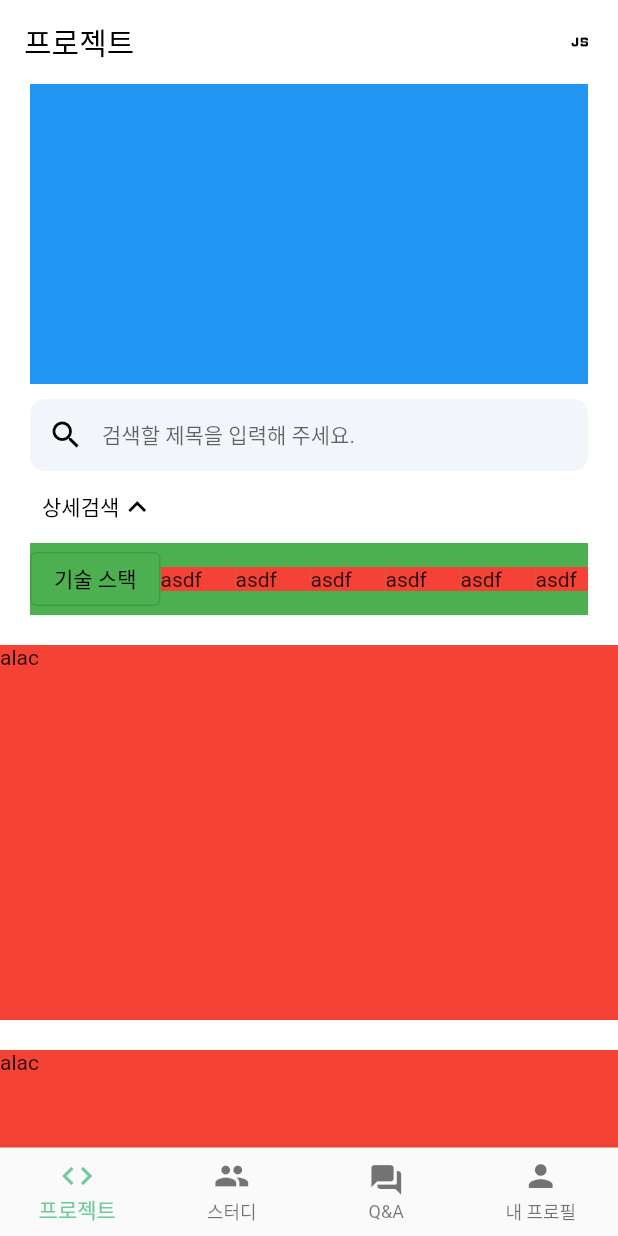
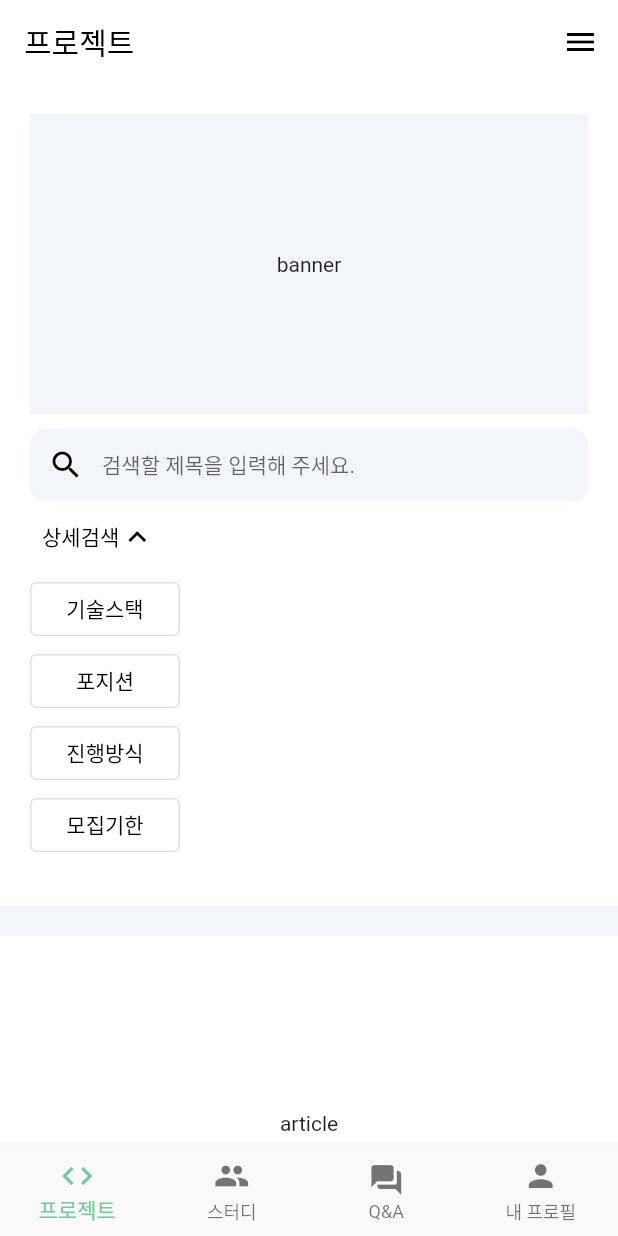
Before and after one commit to ggalmury/dev-community, a Flutter app: the screen it shows after launch, after a tap on "상세검색", on a phone screen of 412 x 824 dp. Run offline on Flutter 3.47's test engine with Material 2 defaults, Android fonts, the phone set to English and light mode, and no system bars; our stand-ins replace bloc, equatable, flutter_bloc, logger.

Commit message:
implementing option searching banner

```diff
--- /dev/null
+++ b/lib/bloc/screen/project/project_search_option_bloc.dart
@@ -0,0 +1,153 @@
+import 'package:bloc/bloc.dart';
+import 'package:dev_community/utils/helpers/helper.dart';
+import 'package:equatable/equatable.dart';
+
+class ProjectSearchOptionBloc extends Bloc<DefaultProjectSearchOptionEvent,
+    DefaultProjectSearchOptionState> {
+  ProjectSearchOptionBloc() : super(InitProjectSearchOptionState()) {
+    on<DefaultProjectSearchOptionEvent>((event, emit) {
+      if (event is InitProjectSearchOptionEvent) {
+        _initProjectSearchOptionEventHandler(event, emit);
+      } else if (event is SetProjectTechSkillOptionEvent) {
+        _setProjectTechSkillOptionEventHandler(event, emit);
+      } else if (event is SetProjectPositionOptionEvent) {
+        _setProjectPositionOptionEventHandler(event, emit);
+      } else if (event is SetProjectProcessOptionEvent) {
+        _setProjectProcessOptionEventHandler(event, emit);
+      } else if (event is SetProjectDeadlineOptionEvent) {
+        _setProjectDeadlineOptionEventHandler(event, emit);
+      }
+    });
+  }
+
+  void _initProjectSearchOptionEventHandler(
+      InitProjectSearchOptionEvent event, emit) {
+    emit(InitProjectSearchOptionState());
+  }
+
+  void _setProjectTechSkillOptionEventHandler(
+      SetProjectTechSkillOptionEvent event, emit) {
+    List<String> copiedList =
+        Helper().toggleListElement<String>(state.techSkill, event.data);
+
+    emit(CurrentProjectSearchOptionState(
+        techSkill: copiedList,
+        position: state.position,
+        process: state.process,
+        deadline: state.deadline));
+  }
+
+  void _setProjectPositionOptionEventHandler(
+      SetProjectPositionOptionEvent event, emit) {
+    List<String> copiedList =
+        Helper().toggleListElement<String>(state.position, event.data);
+
+    emit(CurrentProjectSearchOptionState(
+        techSkill: state.techSkill,
+        position: copiedList,
+        process: state.process,
+        deadline: state.deadline));
+  }
+
+  void _setProjectProcessOptionEventHandler(
+      SetProjectProcessOptionEvent event, emit) {
+    List<String> copiedList =
+        Helper().toggleListElement<String>(state.process, event.data);
+
+    emit(CurrentProjectSearchOptionState(
+        techSkill: state.techSkill,
+        position: state.position,
+        process: copiedList,
+        deadline: state.deadline));
+  }
+
+  void _setProjectDeadlineOptionEventHandler(
+      SetProjectDeadlineOptionEvent event, emit) {
+    List<String> copiedList =
+        Helper().toggleListElement<String>(state.deadline, event.data);
+
+    emit(CurrentProjectSearchOptionState(
+        techSkill: state.techSkill,
+        position: state.position,
+        process: state.process,
+        deadline: copiedList));
+  }
+}
+
+// event
+abstract class DefaultProjectSearchOptionEvent extends Equatable {}
+
+class InitProjectSearchOptionEvent extends DefaultProjectSearchOptionEvent {
+  InitProjectSearchOptionEvent();
+  @override
+  List<Object?> get props => [];
+}
+
+class SetProjectTechSkillOptionEvent extends DefaultProjectSearchOptionEvent {
+  final String data;
+
+  SetProjectTechSkillOptionEvent({required this.data});
+
+  @override
+  List<Object?> get props => [data];
+}
+
+class SetProjectPositionOptionEvent extends DefaultProjectSearchOptionEvent {
+  final String data;
+
+  SetProjectPositionOptionEvent({required this.data});
+
+  @override
+  List<Object?> get props => [data];
+}
+
+class SetProjectProcessOptionEvent extends DefaultProjectSearchOptionEvent {
+  final String data;
+
+  SetProjectProcessOptionEvent({required this.data});
+
+  @override
+  List<Object?> get props => [data];
+}
+
+class SetProjectDeadlineOptionEvent extends DefaultProjectSearchOptionEvent {
+  final String data;
+
+  SetProjectDeadlineOptionEvent({required this.data});
+
+  @override
+  List<Object?> get props => [data];
+}
+
+// state
+abstract class DefaultProjectSearchOptionState extends Equatable {
+  final List<String> techSkill;
+  final List<String> position;
+  final List<String> process;
+  final List<String> deadline;
+
+  const DefaultProjectSearchOptionState(
+      {required this.techSkill,
+      required this.position,
+      required this.process,
+      required this.deadline});
+}
+
+class InitProjectSearchOptionState extends DefaultProjectSearchOptionState {
+  InitProjectSearchOptionState()
+      : super(techSkill: [], position: [], process: [], deadline: []);
+
+  @override
+  List<Object?> get props => [techSkill, position, process, deadline];
+}
+
+class CurrentProjectSearchOptionState extends DefaultProjectSearchOptionState {
+  const CurrentProjectSearchOptionState(
+      {required super.techSkill,
+      required super.position,
+      required super.process,
+      required super.deadline});
+
+  @override
+  List<Object?> get props => [techSkill, position, process, deadline];
+}
--- a/lib/main.dart
+++ b/lib/main.dart
@@ -2,6 +2,15 @@ import 'package:dev_community/screens/index.dart';
 import 'package:dev_community/utils/customs/custom_style.dart';
 import 'package:flutter/material.dart';
 import 'package:flutter/services.dart';
+import 'package:logger/logger.dart';
+
+var logger = Logger(
+  printer: PrettyPrinter(lineLength: 60, colors: true),
+);
+
+var loggerNoStack = Logger(
+  printer: PrettyPrinter(lineLength: 60, methodCount: 0),
+);
 
 void main() {
   runApp(const MyApp());
@@ -27,7 +36,7 @@ class MyApp extends StatelessWidget {
           appBarTheme: const AppBarTheme(
             systemOverlayStyle: SystemUiOverlayStyle.dark,
             elevation: 0,
-            backgroundColor: Colors.transparent,
+            backgroundColor: Colors.white,
             foregroundColor: Colors.black,
           )),
       home: const Index(),
--- a/lib/screens/index.dart
+++ b/lib/screens/index.dart
@@ -1,9 +1,11 @@
+import 'package:dev_community/bloc/screen/project/project_search_option_bloc.dart';
 import 'package:dev_community/screens/profile.dart';
 import 'package:dev_community/screens/project.dart';
 import 'package:dev_community/screens/qna.dart';
 import 'package:dev_community/screens/study.dart';
 import 'package:dev_community/utils/customs/custom_color.dart';
 import 'package:flutter/material.dart';
+import 'package:flutter_bloc/flutter_bloc.dart';
 
 class Index extends StatefulWidget {
   const Index({super.key});
@@ -16,7 +18,8 @@ class _IndexState extends State<Index> {
   int _currentIndex = 0;
 
   final List<Widget> _screens = [
-    const Project(),
+    BlocProvider(
+        create: (context) => ProjectSearchOptionBloc(), child: const Project()),
     const Study(),
     const QnA(),
     const Profile(),
--- a/lib/screens/project.dart
+++ b/lib/screens/project.dart
@@ -1,8 +1,13 @@
+import 'package:dev_community/bloc/screen/project/project_search_option_bloc.dart';
+import 'package:dev_community/main.dart';
+import 'package:dev_community/utils/customs/custom_color.dart';
 import 'package:dev_community/utils/helpers/screen_helper.dart';
 import 'package:dev_community/widgets/atoms/inputs/input_search.dart';
 import 'package:dev_community/widgets/components/search_option_row.dart';
 import 'package:flutter/material.dart';
+import 'package:flutter_bloc/flutter_bloc.dart';
 import '../widgets/components/project_container.dart';
+import 'package:dev_community/utils/constant.dart' as constants;
 
 class Project extends StatefulWidget {
   const Project({super.key});
@@ -21,8 +26,48 @@ class _ProjectState extends State<Project> {
     });
   }
 
-  void _onTechSkillSelect() {
-    ScreenHelper().modaBottomSheetHandler(context);
+  void _onOptionSelect(List<String> list, String title) {
+    ScreenHelper()
+        .modalBottomSheetHandler(context, _bottomSheetBody(list, title), 450);
+  }
+
+  Widget _bottomSheetBody(List<String> list, String title) {
+    return Column(
+      children: [
+        SizedBox(
+            height: 30,
+            child: Text(
+              title,
+              style: const TextStyle(
+                fontSize: 18,
+                fontWeight: FontWeight.bold,
+              ),
+            )),
+        const Divider(
+          height: 10,
+          thickness: 0.5,
+          color: Colors.grey,
+        ),
+        const SizedBox(
+          height: 20,
+        ),
+        Expanded(
+          child: SingleChildScrollView(
+            child: Wrap(
+                spacing: 10,
+                runSpacing: 10,
+                children: List.generate(list.length, (index) {
+                  return Container(
+                    color: CustomColor.whiteGrey,
+                    padding: const EdgeInsets.all(10),
+                    child: Text(list[index]),
+                  );
+                })),
+          ),
+        ),
+        const SizedBox(height: 100, child: Text("버튼 자리")),
+      ],
+    );
   }
 
   @override
@@ -39,19 +84,31 @@ class _ProjectState extends State<Project> {
           title: const Text("프로젝트"),
           centerTitle: false,
           actions: const [
-            SizedBox(width: 50, child: Icon(Icons.javascript)),
+            SizedBox(width: 50, child: Icon(Icons.menu)),
           ],
         ),
-        body: CustomScrollView(
+        backgroundColor: CustomColor.whiteGrey,
+        body: RefreshIndicator(
+          onRefresh: () async {
+            await Future.delayed(const Duration(seconds: 1));
+
+            loggerNoStack.i("refresh project page");
+          },
+          child: CustomScrollView(
             slivers: [
               SliverToBoxAdapter(
+                child: Container(
+                  color: Colors.white,
                   child: Padding(
-                padding: const EdgeInsets.symmetric(horizontal: 20),
+                    padding: const EdgeInsets.all(20),
                     child: Column(
                       children: [
                         Container(
                           height: 200,
-                      color: Colors.blue,
+                          color: CustomColor.whiteGrey,
+                          child: const Center(
+                            child: Text("banner"),
+                          ),
                         ),
                         Padding(
                           padding: const EdgeInsets.symmetric(vertical: 10),
@@ -59,7 +116,8 @@ class _ProjectState extends State<Project> {
                               crossAxisAlignment: CrossAxisAlignment.start,
                               children: [
                                 InputSearch(
-                                textEditingController: _searchOptionController,
+                                    textEditingController:
+                                        _searchOptionController,
                                     hintText: "검색할 제목을 입력해 주세요."),
                                 IntrinsicWidth(
                                   child: TextButton(
@@ -74,26 +132,56 @@ class _ProjectState extends State<Project> {
                                       )),
                                 ),
                                 if (searchOptionToggle)
-                              Container(
-                                color: Colors.green,
-                                child: Column(children: [
+                                  Column(children: [
                                     SearchOptionRow(
-                                    title: "기술 스택",
-                                    onPressed: _onTechSkillSelect,
-                                    optionList: const [
-                                      "asdf",
-                                      "asdf",
-                                      "asdf",
-                                      "asdf",
-                                      "asdf",
-                                      "asdf"
-                                    ],
-                                  )
+                                      title: "기술스택",
+                                      onPressed: () {
+                                        _onOptionSelect(
+                                            constants.techSkill, "기술스택");
+                                      },
+                                      optionList: context
+                                          .read<ProjectSearchOptionBloc>()
+                                          .state
+                                          .techSkill,
+                                    ),
+                                    SearchOptionRow(
+                                      title: "포지션",
+                                      onPressed: () {
+                                        _onOptionSelect(
+                                            constants.position, "포지션");
+                                      },
+                                      optionList: context
+                                          .read<ProjectSearchOptionBloc>()
+                                          .state
+                                          .position,
+                                    ),
+                                    SearchOptionRow(
+                                      title: "진행방식",
+                                      onPressed: () {
+                                        _onOptionSelect(
+                                            constants.process, "진행방식");
+                                      },
+                                      optionList: context
+                                          .read<ProjectSearchOptionBloc>()
+                                          .state
+                                          .process,
+                                    ),
+                                    SearchOptionRow(
+                                      title: "모집기한",
+                                      onPressed: () {
+                                        _onOptionSelect(
+                                            constants.techSkill, "모집기한");
+                                      },
+                                      optionList: context
+                                          .read<ProjectSearchOptionBloc>()
+                                          .state
+                                          .deadline,
+                                    ),
                                   ]),
-                              )
                               ]),
                         ),
                       ],
+                    ),
                   ),
                 ),
               ),
@@ -105,6 +193,7 @@ class _ProjectState extends State<Project> {
                 childCount: 20,
               ))
             ],
+          ),
         ));
   }
 }
--- /dev/null
+++ b/lib/utils/constant.dart
@@ -0,0 +1,100 @@
+const List<String> techSkill = [
+  "Assembly",
+  "C",
+  "C++",
+  "C#",
+  "Dart",
+  "Elixir",
+  "Elm",
+  "Erlang",
+  "Fortran",
+  "Go",
+  "Groovy",
+  "Haskell",
+  "Java",
+  "Javascript",
+  "Julia",
+  "Kotlin",
+  "Lisp",
+  "Lua",
+  "MATLAB",
+  "Objective-C",
+  "Pascal",
+  "Perl",
+  "PHP",
+  "Prolog",
+  "Python",
+  "R",
+  "Ruby",
+  "Rust",
+  "Scala",
+  "Swift",
+  "Scheme",
+  "Typescript",
+  "Visual Basic",
+  "Zig",
+  "Angular",
+  "AWS",
+  "Apollo",
+  "BootStrap",
+  "Docker",
+  "Django",
+  "Ember.js",
+  "Express.js",
+  "Firebase",
+  "Flask",
+  "Flutter",
+  "GraphQL",
+  "Hibernate",
+  "JQuery",
+  "Keras",
+  "Kubernetes",
+  "Laravel",
+  "MariaDB",
+  "MongoDB",
+  "MySQL",
+  "Nest.js",
+  "Next.js",
+  "Node.js",
+  "Numpy",
+  "OracleDB",
+  "OpenCV",
+  "PostgreSQL",
+  "PYQt",
+  "Qt",
+  "React",
+  "ReactNative",
+  "Redis",
+  "Ruby on Rails",
+  "SpringBoot",
+  "SQLite",
+  "TensorFlow",
+  "Unity",
+  "Unreal",
+  "Vue.js",
+  "Xamarin",
+  "Adobe Illustrator",
+  "Adobe Photoshop",
+  "Adboe XD",
+  "Balsamiq",
+  "Figma",
+  "InVision",
+  "Sketch",
+  "Whimsical",
+  "Wireframe.cc",
+  "Zeplin"
+];
+
+const List<String> position = [
+  "전체",
+  "프론트엔드",
+  "백엔드",
+  "디자이너",
+  "기획",
+  "IOS",
+  "Android",
+  "DevOps",
+  "PM"
+];
+
+const List<String> process = ["전체", "온라인", "오프라인", "온/오프라인"];
--- a/lib/utils/enum.dart
+++ b/lib/utils/enum.dart
@@ -1 +1 @@
-enum SearchOption { techSkill, position, process, deadline }
+enum ProjectSearchOptionCategory { techSkill, position, process, deadline }
--- a/lib/widgets/atoms/buttons/button_option.dart
+++ b/lib/widgets/atoms/buttons/button_option.dart
@@ -8,6 +8,12 @@ class ButtonOption extends StatelessWidget {
 
   @override
   Widget build(BuildContext context) {
-    return OutlinedButton(onPressed: onPressed, child: Text(title));
+    return SizedBox(
+      width: 100,
+      child: OutlinedButton(
+        onPressed: onPressed,
+        child: Text(title),
+      ),
+    );
   }
 }
--- a/lib/widgets/components/project_container.dart
+++ b/lib/widgets/components/project_container.dart
@@ -12,9 +12,11 @@ class _ProjectContainerState extends State<ProjectContainer> {
   Widget build(BuildContext context) {
     return Container(
       height: 250,
-      margin: const EdgeInsets.symmetric(vertical: 10),
-      color: Colors.red,
-      child: const Text("alac"),
+      margin: const EdgeInsets.only(top: 20),
+      color: Colors.white,
+      child: const Center(
+        child: Text("article"),
+      ),
     );
   }
 }
--- a/lib/widgets/components/search_option_row.dart
+++ b/lib/widgets/components/search_option_row.dart
@@ -1,5 +1,4 @@
 import 'package:flutter/material.dart';
-
 import '../atoms/buttons/button_option.dart';
 
 class SearchOptionRow extends StatelessWidget {
```
Also changed, not shown: lib/bloc/screen/project/search_option_bloc.dart (deleted, +0 -53 lines), lib/utils/helpers/helper.dart (added, +9 -0 lines), lib/utils/helpers/screen_helper.dart (+7 -6 lines). Lines whose indentation alone changed are shown as unchanged.
